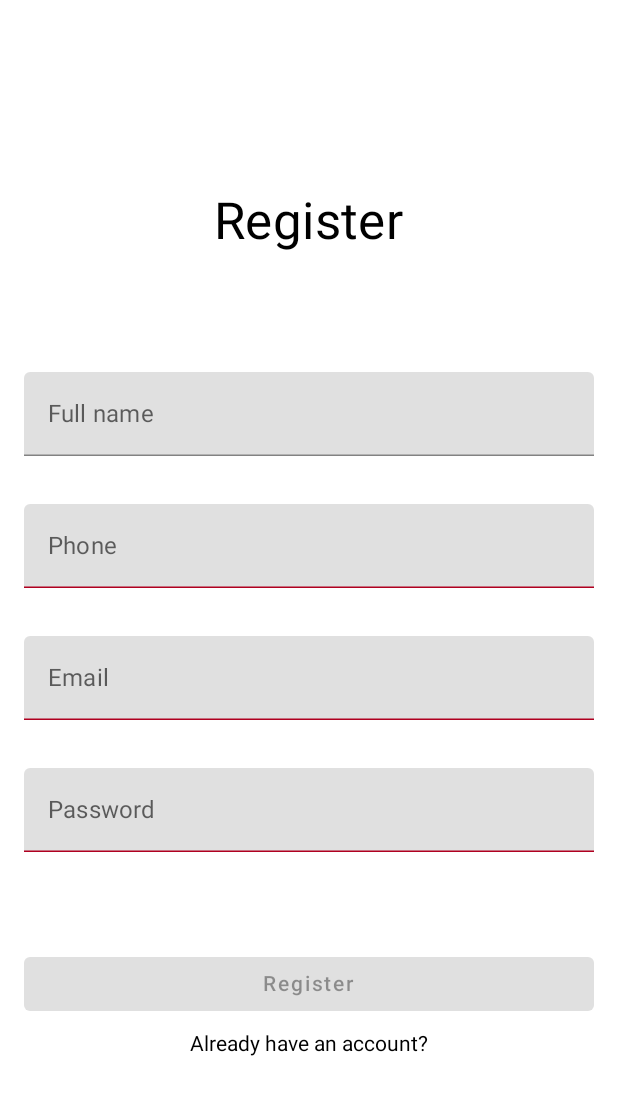
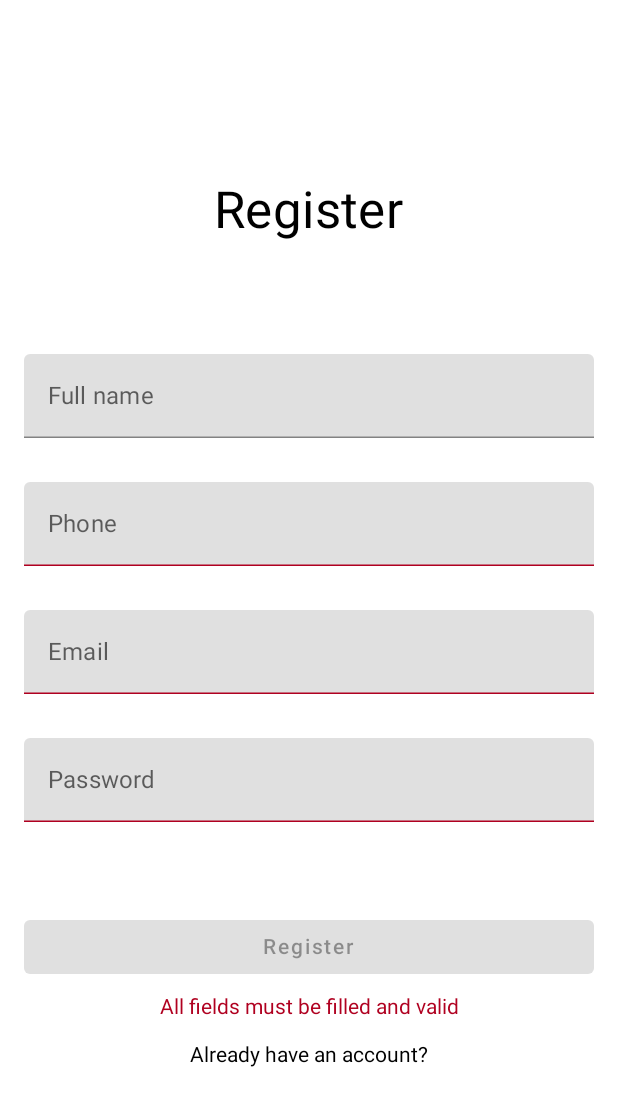
Before and after one commit to LaSalleGracia-Projectes/projecte-aplicaci-nativa-g3jonyive, an Android app built with Jetpack Compose: the composable RegisterView shown on its own in the app's theme, on a phone screen of 412 x 824 dp. Shown: the top 1106 px of the screen. Run offline under Robolectric (Android 15) with nearby library versions, the phone set to English and light mode, and no system bars; libraries missing offline, so code that uses them is left out: dev.gitlive.firebase; pictures from the network do not load; 4 statements that could not run were skipped.

Commit message:
feat: Mostramos errores en la vista register

```diff
--- a/composeApp/src/commonMain/kotlin/com/connectyourcoach/connectyourcoach/viewmodels/RegisterViewModel.kt
+++ b/composeApp/src/commonMain/kotlin/com/connectyourcoach/connectyourcoach/viewmodels/RegisterViewModel.kt
@@ -27,6 +27,9 @@ class RegisterViewModel : ViewModel() {
 
     private val _password: MutableState<String> = mutableStateOf("")
     val password: State<String> get() = _password
+
+    private val _registerError: MutableState<String> = mutableStateOf("")
+    val registerError: State<String> get() = _registerError
 
     fun onRegister(onRegisterComplete: () -> Unit) {
         viewModelScope.launch {
--- a/composeApp/src/commonMain/kotlin/com/connectyourcoach/connectyourcoach/views/RegisterView.kt
+++ b/composeApp/src/commonMain/kotlin/com/connectyourcoach/connectyourcoach/views/RegisterView.kt
@@ -83,10 +83,7 @@ fun RegisterView(viewModel: RegisterViewModel, onRegisterComplete: () -> Unit, o
     val number by viewModel.phoneNumber
     val email by viewModel.email
     val password by viewModel.password
-
-    val emailError by remember { mutableStateOf(false) }
-    val passwordError by remember { mutableStateOf(false) }
-    var registerError by remember { mutableStateOf<String?>(null) }
+    val registerError by viewModel.registerError
 
     Column(
         modifier = Modifier
@@ -132,6 +129,14 @@ fun RegisterView(viewModel: RegisterViewModel, onRegisterComplete: () -> Unit, o
             )
         )
 
+        if (!viewModel.isValidPhoneNumber() && number.isNotEmpty()) {
+            Text(
+                text = "Phone number must contain 9 digits",
+                color = MaterialTheme.colors.error,
+                modifier = Modifier.padding(8.dp)
+            )
+        }
+
         Spacer(modifier = Modifier.weight(1f))
 
         TextField(
@@ -146,6 +151,14 @@ fun RegisterView(viewModel: RegisterViewModel, onRegisterComplete: () -> Unit, o
                 imeAction = ImeAction.Next
             )
         )
+
+        if (!viewModel.isValidEmail() && email.isNotEmpty()) {
+            Text(
+                text = "Email must contain '@' and '.'",
+                color = MaterialTheme.colors.error,
+                modifier = Modifier.padding(8.dp)
+            )
+        }
 
         Spacer(modifier = Modifier.weight(1f))
 
@@ -168,6 +181,14 @@ fun RegisterView(viewModel: RegisterViewModel, onRegisterComplete: () -> Unit, o
             )
         )
 
+        if (!viewModel.isValidPassword() && password.isNotEmpty()) {
+            Text(
+                text = "Password must contain at least 8 characters, one uppercase, one lowercase, one digit and one special character",
+                color = MaterialTheme.colors.error,
+                modifier = Modifier.padding(8.dp)
+            )
+        }
+
         Spacer(modifier = Modifier.weight(2f))
 
         Button(
@@ -176,6 +197,22 @@ fun RegisterView(viewModel: RegisterViewModel, onRegisterComplete: () -> Unit, o
             modifier = Modifier.fillMaxWidth()
         ) {
             Text("Register")
+        }
+
+        if (!viewModel.isValidRegister()) {
+            Text(
+                text = "All fields must be filled and valid",
+                color = MaterialTheme.colors.error,
+                modifier = Modifier.padding(8.dp)
+            )
+        }
+
+        if (registerError.isNotEmpty()) {
+            Text(
+                text = registerError,
+                color = MaterialTheme.colors.error,
+                modifier = Modifier.padding(8.dp)
+            )
         }
 
         Text(
```
